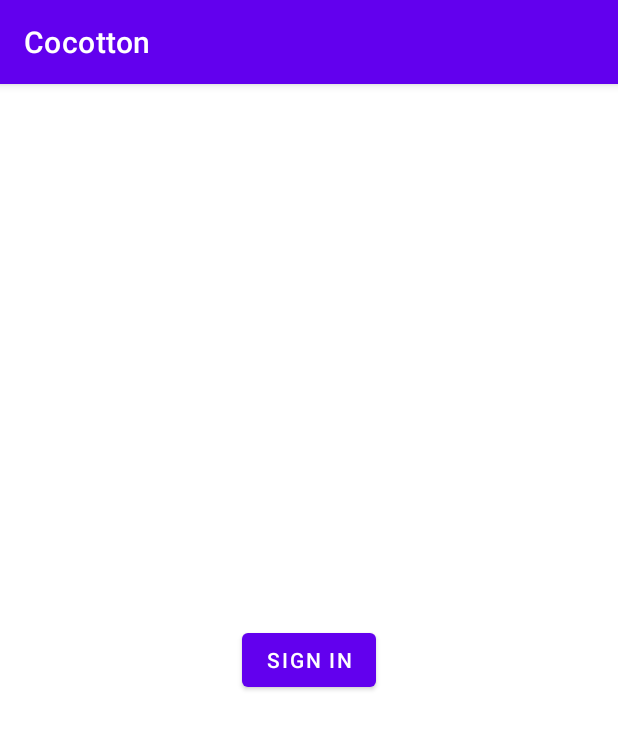
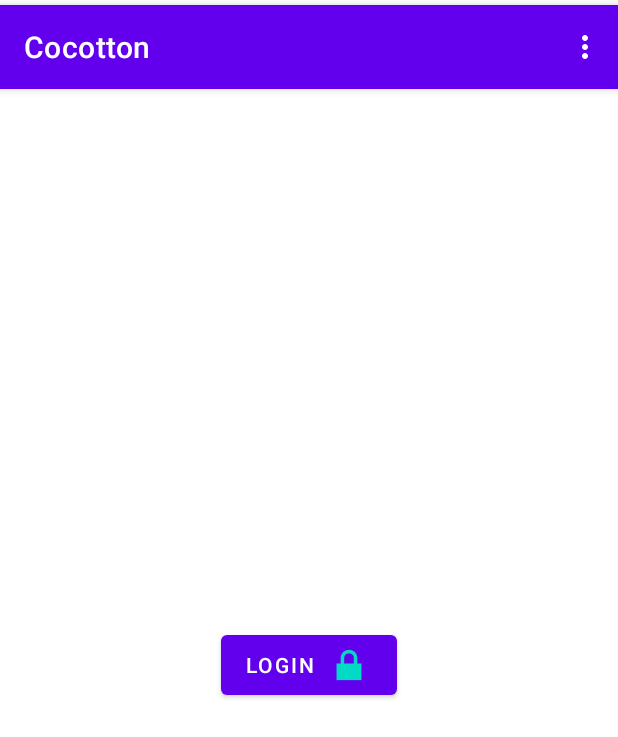
Before and after one commit to UgoPerniceni/Cocotton-front-mobile, an Android app: the screen it shows after launch (SignInActivity before the commit, MainActivity after it), on a phone screen of 412 x 824 dp. Shown: the top 737 px of the screen. Run offline under Robolectric (Android 15) with nearby library versions, the phone set to English and light mode, and no system bars; our stand-ins replace Firebase (no records; nobody signed in at launch, a user with empty details on screens opened directly).

Commit message:
Revert "Merge branch 'feat/google-sso' into 'master'"
This reverts merge request !1

```diff
--- a/app/src/main/AndroidManifest.xml
+++ b/app/src/main/AndroidManifest.xml
@@ -1,8 +1,6 @@
 <?xml version="1.0" encoding="utf-8"?>
 <manifest xmlns:android="http://schemas.android.com/apk/res/android"
     package="fr.esgi.cocotton">
-
-    <uses-permission android:name="android.permission.INTERNET" />
 
     <application
         android:allowBackup="true"
@@ -20,7 +18,6 @@
                 <category android:name="android.intent.category.LAUNCHER" />
             </intent-filter>
         </activity>
-        <activity android:name=".SignInActivity"/>
     </application>
 
 </manifest>
--- a/app/src/main/java/fr/esgi/cocotton/MainActivity.kt
+++ b/app/src/main/java/fr/esgi/cocotton/MainActivity.kt
@@ -2,10 +2,8 @@ package fr.esgi.cocotton
 
 import android.app.Activity
 import android.content.Context
-import android.content.Intent
 import android.content.res.Configuration
 import android.os.Bundle
-import android.os.Handler
 import android.util.AttributeSet
 import android.util.Log
 import android.view.Menu
@@ -20,7 +18,6 @@ import androidx.appcompat.app.AppCompatDelegate
 import androidx.core.view.isVisible
 import com.google.android.material.floatingactionbutton.FloatingActionButton
 import com.google.android.material.snackbar.Snackbar
-import com.google.firebase.auth.FirebaseAuth
 import com.google.firebase.firestore.ktx.firestore
 import com.google.firebase.ktx.Firebase
 import fr.esgi.cocotton.model.Recipe
@@ -28,7 +25,6 @@ import java.util.*
 
 
 class MainActivity : AppCompatActivity() {
-    private lateinit var mAuth: FirebaseAuth
     private var loader: ProgressBar? = null
     private var fadeScreen: View? = null
 
@@ -36,16 +32,6 @@ class MainActivity : AppCompatActivity() {
         super.onCreate(savedInstanceState)
         setContentView(R.layout.activity_main)
         setSupportActionBar(findViewById(R.id.toolbar))
-
-        mAuth = FirebaseAuth.getInstance()
-        val user = mAuth.currentUser
-
-        Handler().postDelayed({
-            if(user == null){
-                val signInIntent = Intent(this, SignInActivity::class.java)
-                startActivity(signInIntent)
-            }
-        }, 2000)
 
         loadLocate()
 
--- a/app/src/main/java/fr/esgi/cocotton/SignInActivity.kt
+++ /dev/null
@@ -1,80 +0,0 @@
-package fr.esgi.cocotton
-
-import android.content.Intent
-import android.os.Bundle
-import android.os.PersistableBundle
-import android.util.Log
-import android.widget.Button
-import androidx.appcompat.app.AppCompatActivity
-import com.google.android.gms.auth.api.credentials.IdToken
-import com.google.android.gms.auth.api.signin.GoogleSignIn
-import com.google.android.gms.auth.api.signin.GoogleSignInClient
-import com.google.android.gms.auth.api.signin.GoogleSignInOptions
-import com.google.android.gms.common.api.ApiException
-import com.google.firebase.auth.FirebaseAuth
-import com.google.firebase.auth.GoogleAuthProvider
-import kotlin.math.sign
-
-class SignInActivity : AppCompatActivity() {
-
-    companion object {
-        private const val RC_SIGN_IN = 4012
-    }
-
-    private lateinit var mAuth: FirebaseAuth
-    private lateinit var googleSignClient: GoogleSignInClient
-
-    override fun onCreate(savedInstanceState: Bundle?) {
-        super.onCreate(savedInstanceState)
-        setContentView(R.layout.activity_sign_in)
-
-        val gso = GoogleSignInOptions.Builder(GoogleSignInOptions.DEFAULT_SIGN_IN)
-            .requestIdToken(getString(R.string.default_web_client_id)).requestEmail().build()
-        googleSignClient = GoogleSignIn.getClient(this, gso)
-
-        mAuth = FirebaseAuth.getInstance()
-
-        val btn = findViewById<Button>(R.id.sign_in_btn)
-
-        btn.setOnClickListener{
-            signIn()
-        }
-    }
-
-    private fun signIn() {
-        val signInIntent = googleSignClient.signInIntent
-        startActivityForResult(signInIntent, RC_SIGN_IN)
-    }
-
-    override fun onActivityResult(requestCode: Int, resultCode: Int, data: Intent?) {
-        super.onActivityResult(requestCode, resultCode, data)
-
-        if(requestCode == RC_SIGN_IN) {
-            val task = GoogleSignIn.getSignedInAccountFromIntent(data)
-            val exception = task.exception
-            if(task.isSuccessful){
-                try {
-                    val account = task.getResult(ApiException::class.java)!!
-                    Log.d("SignInActivity", "firebaseAuthWithGoogle" + account.id)
-                    firebaseAuthWithGoogle(account.idToken!!)
-                } catch (e: ApiException) {
-                    Log.w("SignInActivity", "Google sign in failed", e)
-                }
-            } else {
-                Log.w("SignInActivity", exception.toString())
-            }
-        }
-    }
-
-    private fun firebaseAuthWithGoogle(idToken: String) {
-        val credential = GoogleAuthProvider.getCredential(idToken, null)
-        mAuth.signInWithCredential(credential).addOnCompleteListener(this) {
-                task ->
-            if(task.isSuccessful) {
-                Log.d("SignInActivity", "signInWithCredential:success")
-            } else {
-                Log.d("SignInActivity", "signInWithCredential:failure")
-            }
-        }
-    }
-}
--- a/app/src/main/res/layout/activity_sign_in.xml
+++ /dev/null
@@ -1,20 +0,0 @@
-<?xml version="1.0" encoding="utf-8"?>
-<androidx.constraintlayout.widget.ConstraintLayout xmlns:android="http://schemas.android.com/apk/res/android"
-    xmlns:app="http://schemas.android.com/apk/res-auto"
-    android:layout_width="match_parent"
-    android:layout_height="match_parent"
-    xmlns:tools="http://schemas.android.com/tools"
-    tools:context=".MainActivity">
-
-    <Button
-        android:layout_width="wrap_content"
-        android:layout_height="wrap_content"
-        app:layout_constraintBottom_toBottomOf="parent"
-        app:layout_constraintEnd_toEndOf="parent"
-        android:id="@+id/sign_in_btn"
-        android:text="Sign In"
-        app:layout_constraintStart_toStartOf="parent"
-        app:layout_constraintTop_toTopOf="parent" />
-
-
-</androidx.constraintlayout.widget.ConstraintLayout>
--- a/app/src/main/res/values-round/strings.xml
+++ /dev/null
@@ -1,3 +0,0 @@
-<resources>
-    <string name="hello_world">Hello Round World!</string>
-</resources>
```
Also changed, not shown: app/build.gradle (+0 -9 lines), app/src/main/res/values/dimens.xml (+0 -12 lines), 1 other file.
